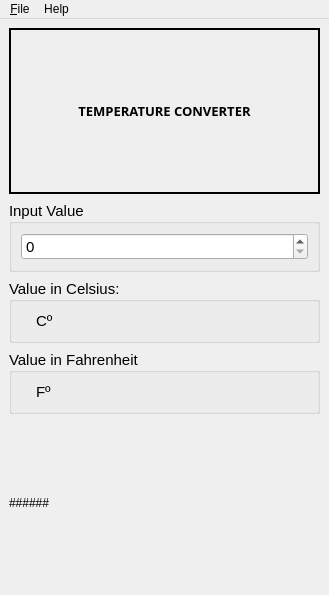
This is mainwindow.ui in TiagoSBO/qtproject-temperature-converter as Qt 5 draws it before an edit. The edited form follows.
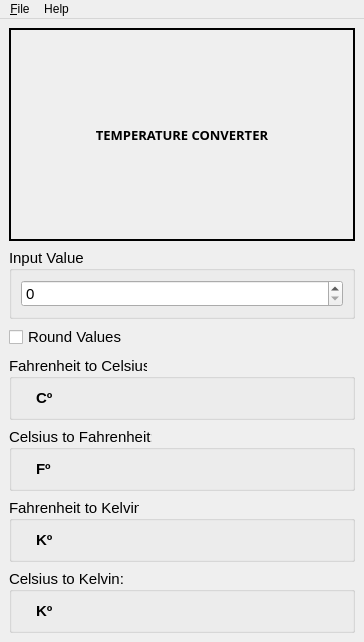
This is the edited form.

Patch:
```diff
--- a/mainwindow.ui
+++ b/mainwindow.ui
@@ -6,8 +6,8 @@
    <rect>
     <x>0</x>
     <y>0</y>
-    <width>329</width>
-    <height>595</height>
+    <width>364</width>
+    <height>642</height>
    </rect>
   </property>
   <property name="windowTitle">
@@ -99,6 +99,21 @@
         </layout>
        </widget>
       </item>
+      <item>
+       <widget class="QCheckBox" name="checkBox">
+        <property name="font">
+         <font>
+          <pointsize>11</pointsize>
+         </font>
+        </property>
+        <property name="text">
+         <string>Round Values</string>
+        </property>
+        <property name="tristate">
+         <bool>false</bool>
+        </property>
+       </widget>
+      </item>
       <item>
        <widget class="QGroupBox" name="groupBoxCelsius">
         <property name="sizePolicy">
@@ -114,7 +129,7 @@
          </font>
         </property>
         <property name="title">
-         <string>Value in Celsius:</string>
+         <string>Fahrenheit to Celsius</string>
         </property>
         <property name="alignment">
          <set>Qt::AlignmentFlag::AlignLeading|Qt::AlignmentFlag::AlignLeft|Qt::AlignmentFlag::AlignVCenter</set>
@@ -138,6 +153,12 @@
              <verstretch>0</verstretch>
             </sizepolicy>
            </property>
+           <property name="font">
+            <font>
+             <pointsize>11</pointsize>
+             <bold>true</bold>
+            </font>
+           </property>
            <property name="text">
             <string>Cº</string>
            </property>
@@ -174,7 +195,7 @@
          </font>
         </property>
         <property name="title">
-         <string>Value in Fahrenheit:</string>
+         <string>Celsius to Fahrenheit:</string>
         </property>
         <property name="alignment">
          <set>Qt::AlignmentFlag::AlignLeading|Qt::AlignmentFlag::AlignLeft|Qt::AlignmentFlag::AlignVCenter</set>
@@ -198,6 +219,12 @@
          </item>
          <item>
           <widget class="QLabel" name="simbol_F">
+           <property name="font">
+            <font>
+             <pointsize>11</pointsize>
+             <bold>true</bold>
+            </font>
+           </property>
            <property name="text">
             <string>Fº</string>
            </property>
@@ -219,21 +246,140 @@
         </layout>
        </widget>
       </item>
+      <item>
+       <widget class="QGroupBox" name="groupBoxCelsius_3">
+        <property name="sizePolicy">
+         <sizepolicy hsizetype="Preferred" vsizetype="Fixed">
+          <horstretch>0</horstretch>
+          <verstretch>0</verstretch>
+         </sizepolicy>
+        </property>
+        <property name="font">
+         <font>
+          <pointsize>11</pointsize>
+          <bold>false</bold>
+         </font>
+        </property>
+        <property name="title">
+         <string>Fahrenheit to Kelvin</string>
+        </property>
+        <property name="alignment">
+         <set>Qt::AlignmentFlag::AlignLeading|Qt::AlignmentFlag::AlignLeft|Qt::AlignmentFlag::AlignVCenter</set>
+        </property>
+        <property name="flat">
+         <bool>false</bool>
+        </property>
+        <layout class="QHBoxLayout" name="horizontalLayout_5">
+         <item>
+          <widget class="QLabel" name="resultCelsius_3">
+           <property name="text">
+            <string/>
+           </property>
+          </widget>
+         </item>
+         <item>
+          <widget class="QLabel" name="simbol_K">
+           <property name="sizePolicy">
+            <sizepolicy hsizetype="Preferred" vsizetype="Fixed">
+             <horstretch>0</horstretch>
+             <verstretch>0</verstretch>
+            </sizepolicy>
+           </property>
+           <property name="font">
+            <font>
+             <pointsize>11</pointsize>
+             <bold>true</bold>
+            </font>
+           </property>
+           <property name="text">
+            <string>Kº</string>
+           </property>
+          </widget>
+         </item>
+         <item>
+          <spacer name="horizontalSpacer_5">
+           <property name="orientation">
+            <enum>Qt::Orientation::Horizontal</enum>
+           </property>
+           <property name="sizeHint" stdset="0">
+            <size>
+             <width>40</width>
+             <height>20</height>
+            </size>
+           </property>
+          </spacer>
+         </item>
+        </layout>
+       </widget>
+      </item>
+      <item>
+       <widget class="QGroupBox" name="groupBoxFahrenheit_3">
+        <property name="sizePolicy">
+         <sizepolicy hsizetype="Preferred" vsizetype="Fixed">
+          <horstretch>0</horstretch>
+          <verstretch>0</verstretch>
+         </sizepolicy>
+        </property>
+        <property name="font">
+         <font>
+          <pointsize>11</pointsize>
+          <bold>false</bold>
+         </font>
+        </property>
+        <property name="title">
+         <string>Celsius to Kelvin:</string>
+        </property>
+        <property name="alignment">
+         <set>Qt::AlignmentFlag::AlignLeading|Qt::AlignmentFlag::AlignLeft|Qt::AlignmentFlag::AlignVCenter</set>
+        </property>
+        <property name="flat">
+         <bool>false</bool>
+        </property>
+        <layout class="QHBoxLayout" name="horizontalLayout_7">
+         <item>
+          <widget class="QLabel" name="resultFahrenteit_4">
+           <property name="sizePolicy">
+            <sizepolicy hsizetype="Fixed" vsizetype="Fixed">
+             <horstretch>0</horstretch>
+             <verstretch>0</verstretch>
+            </sizepolicy>
+           </property>
+           <property name="text">
+            <string/>
+           </property>
+          </widget>
+         </item>
+         <item>
+          <widget class="QLabel" name="simbol_K_2">
+           <property name="font">
+            <font>
+             <pointsize>11</pointsize>
+             <bold>true</bold>
+            </font>
+           </property>
+           <property name="text">
+            <string>Kº</string>
+           </property>
+          </widget>
+         </item>
+         <item>
+          <spacer name="horizontalSpacer_7">
+           <property name="orientation">
+            <enum>Qt::Orientation::Horizontal</enum>
+           </property>
+           <property name="sizeHint" stdset="0">
+            <size>
+             <width>40</width>
+             <height>20</height>
+            </size>
+           </property>
+          </spacer>
+         </item>
+        </layout>
+       </widget>
+      </item>
      </layout>
     </item>
-    <item>
-     <widget class="QLabel" name="logResult">
-      <property name="sizePolicy">
-       <sizepolicy hsizetype="Preferred" vsizetype="Preferred">
-        <horstretch>0</horstretch>
-        <verstretch>0</verstretch>
-       </sizepolicy>
-      </property>
-      <property name="text">
-       <string>######</string>
-      </property>
-     </widget>
-    </item>
    </layout>
   </widget>
   <widget class="QMenuBar" name="menubar">
@@ -241,7 +387,7 @@
     <rect>
      <x>0</x>
      <y>0</y>
-     <width>329</width>
+     <width>364</width>
      <height>25</height>
     </rect>
    </property>
```
Left out of the diff: 4 changed lines with no effect on the pictures.
